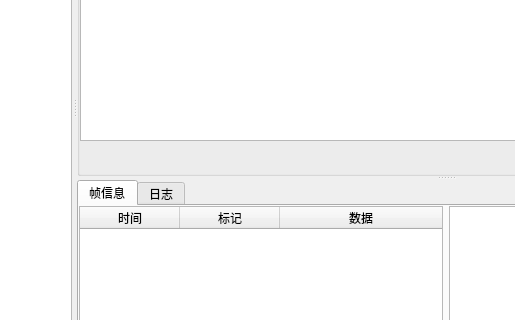
This is source/protocol_master_ui.ui in yuantangliang/ProtocolMaster as Qt 5 draws it before an edit; both pictures show x 139 to 654 and y 225 to 545 of the 964 by 645 pixel window. The edited form follows.
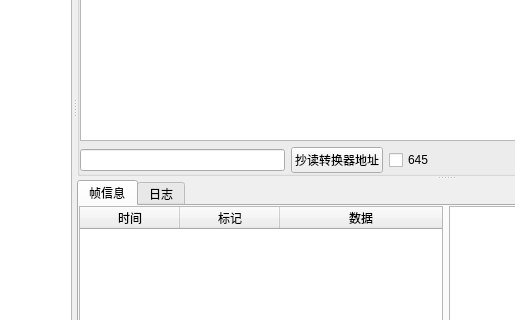
This is the edited form.

Diff of the .ui file:
```diff
--- a/source/protocol_master_ui.ui
+++ b/source/protocol_master_ui.ui
@@ -83,6 +83,23 @@
          </property>
          <item row="1" column="0">
           <layout class="QHBoxLayout" name="horizontalLayout_3">
+           <item>
+            <widget class="QLineEdit" name="convertAddressLineEdit"/>
+           </item>
+           <item>
+            <widget class="QPushButton" name="readConvertPushButton">
+             <property name="text">
+              <string>抄读转换器地址</string>
+             </property>
+            </widget>
+           </item>
+           <item>
+            <widget class="QCheckBox" name="is645checkBox">
+             <property name="text">
+              <string>645</string>
+             </property>
+            </widget>
+           </item>
            <item>
             <spacer name="horizontalSpacer">
              <property name="orientation">
```
Left out of the diff: 36 changed lines with no effect on the pictures.
